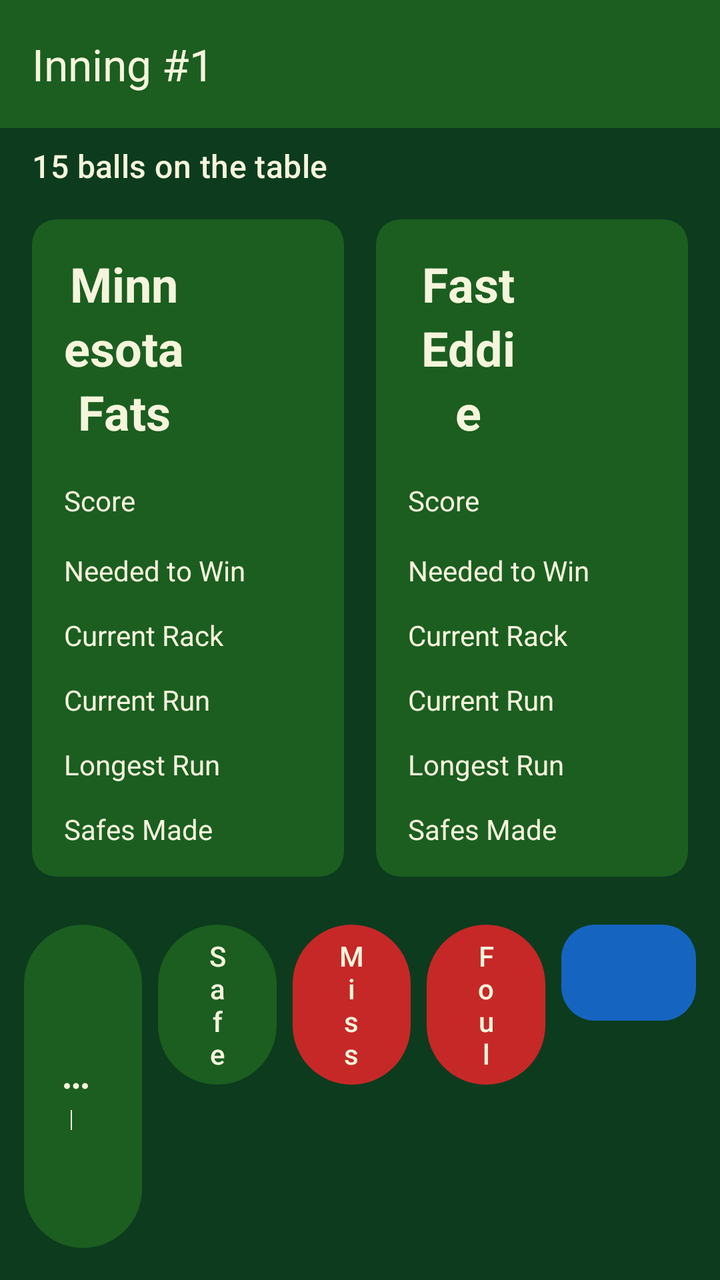
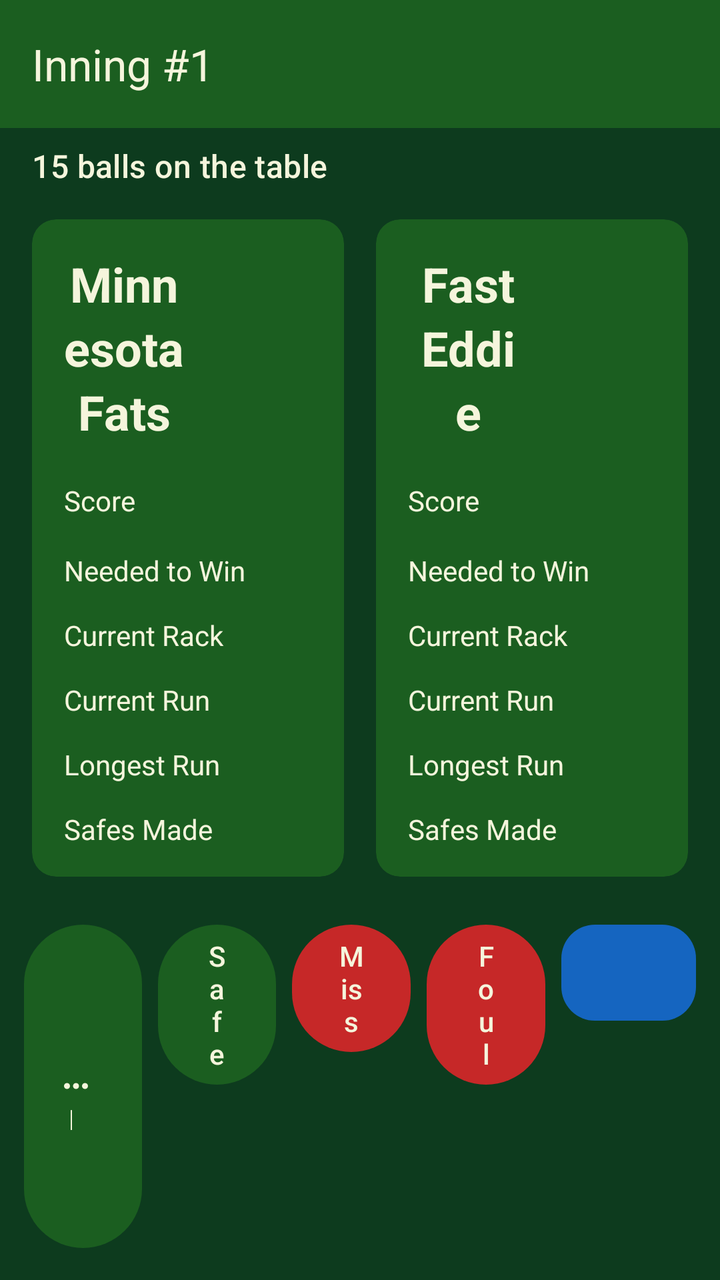

The first picture is an Android layout as it rendered before a commit; the second is the same layout after the commit. The layout source and the unified diff follow.
<!-- AndroidManifest.xml: application theme Theme.PoolScorekeeper -->
<!-- res/layout/activity_score_straight_pool.xml -->
<?xml version="1.0" encoding="utf-8"?>
<LinearLayout xmlns:android="http://schemas.android.com/apk/res/android"
    xmlns:app="http://schemas.android.com/apk/res-auto"
    android:id="@+id/scoreRoot"
    android:layout_width="match_parent"
    android:layout_height="match_parent"
    android:background="@color/felt_dark"
    android:orientation="vertical">

    <com.google.android.material.appbar.MaterialToolbar
        android:id="@+id/scoreToolbar"
        android:layout_width="match_parent"
        android:layout_height="wrap_content"
        android:background="@color/felt_green"
        android:minHeight="?attr/actionBarSize"
        app:title="@string/default_inning_text"
        app:titleTextColor="@color/ivory" />

    <LinearLayout
        android:layout_width="match_parent"
        android:layout_height="wrap_content"
        android:gravity="center_vertical"
        android:orientation="horizontal"
        android:paddingStart="16dp"
        android:paddingEnd="16dp"
        android:paddingTop="8dp"
        android:paddingBottom="8dp">

        <TextView
            android:id="@+id/ballsOnTheTable"
            android:layout_width="match_parent"
            android:layout_height="wrap_content"
            android:text="@string/default_balls_left_on_the_table"
            android:textAppearance="@style/TextAppearance.Material3.TitleMedium"
            android:textColor="@color/ivory" />
    </LinearLayout>

    <LinearLayout
        android:layout_width="match_parent"
        android:layout_height="0dp"
        android:layout_weight="1"
        android:orientation="horizontal"
        android:paddingStart="8dp"
        android:paddingEnd="8dp">

        <com.google.android.material.card.MaterialCardView
            android:id="@+id/player1Card"
            android:layout_width="0dp"
            android:layout_height="match_parent"
            android:layout_margin="8dp"
            android:layout_weight="1"
            app:cardBackgroundColor="@color/inactive_player"
            app:cardCornerRadius="12dp"
            app:contentPadding="16dp"
            app:strokeColor="@color/active_player"
            app:strokeWidth="0dp">

            <TableLayout
                android:layout_width="match_parent"
                android:layout_height="match_parent"
                android:stretchColumns="1">

                <TableRow>
                    <TextView
                        android:id="@+id/player1Name"
                        android:layout_width="0dp"
                        android:layout_weight="1"
                        android:gravity="center"
                        android:text="@string/default_player1Name"
                        android:textAppearance="@style/TextAppearance.Material3.HeadlineSmall"
                        android:textColor="@color/ivory"
                        android:textStyle="bold" />

                    <TextView
                        android:id="@+id/player1TurnClock"
                        android:gravity="end|center_vertical"
                        android:minWidth="64dp"
                        android:paddingStart="8dp"
                        android:textAppearance="@style/TextAppearance.Material3.TitleMedium"
                        android:textColor="@color/ivory" />
                </TableRow>

                <TableRow>
                    <TextView
                        style="@style/Widget.Pool.StatLabel"
                        android:text="@string/game_total" />
                    <TextView
                        android:id="@+id/player1Score"
                        style="@style/Widget.Pool.StatValue"
                        android:text="0"
                        android:textSize="28sp" />
                </TableRow>

                <TableRow>
                    <TextView
                        style="@style/Widget.Pool.StatLabel"
                        android:text="@string/points_needed" />
                    <TextView
                        android:id="@+id/player1PointsToWin"
                        style="@style/Widget.Pool.StatValue"
                        android:text="50" />
                </TableRow>

                <TableRow>
                    <TextView
                        style="@style/Widget.Pool.StatLabel"
                        android:text="@string/current_rack_total" />
                    <TextView
                        android:id="@+id/player1BallsThisRack"
                        style="@style/Widget.Pool.StatValue"
                        android:text="0" />
                </TableRow>

                <TableRow>
                    <TextView
                        style="@style/Widget.Pool.StatLabel"
                        android:text="@string/current_run" />
                    <TextView
                        android:id="@+id/player1CurrentRun"
                        style="@style/Widget.Pool.StatValue"
                        android:text="0" />
                </TableRow>

                <TableRow>
                    <TextView
                        style="@style/Widget.Pool.StatLabel"
                        android:text="@string/longest_run" />
                    <TextView
                        android:id="@+id/player1LongestRun"
                        style="@style/Widget.Pool.StatValue"
                        android:text="0" />
                </TableRow>

                <TableRow>
                    <TextView
                        style="@style/Widget.Pool.StatLabel"
                        android:text="@string/safes_made" />
                    <TextView
                        android:id="@+id/player1SafesMade"
                        style="@style/Widget.Pool.StatValue"
                        android:text="0" />
                </TableRow>

                <TableRow>
                    <TextView
                        style="@style/Widget.Pool.StatLabel"
                        android:text="@string/consecutive_fouls" />
                    <TextView
                        android:id="@+id/player1ConsecutiveFouls"
                        style="@style/Widget.Pool.StatValue"
                        android:text="0" />
                </TableRow>

                <TableRow>
                    <TextView
                        style="@style/Widget.Pool.StatLabel"
                        android:text="@string/total_fouls" />
                    <TextView
                        android:id="@+id/player1TotalFouls"
                        style="@style/Widget.Pool.StatValue"
                        android:text="0" />
                </TableRow>
            </TableLayout>
        </com.google.android.material.card.MaterialCardView>

        <com.google.android.material.card.MaterialCardView
            android:id="@+id/player2Card"
            android:layout_width="0dp"
            android:layout_height="match_parent"
            android:layout_margin="8dp"
            android:layout_weight="1"
            app:cardBackgroundColor="@color/inactive_player"
            app:cardCornerRadius="12dp"
            app:contentPadding="16dp"
            app:strokeColor="@color/active_player"
            app:strokeWidth="0dp">

            <TableLayout
                android:layout_width="match_parent"
                android:layout_height="match_parent"
                android:stretchColumns="1">

                <TableRow>
                    <TextView
                        android:id="@+id/player2Name"
                        android:layout_width="0dp"
                        android:layout_weight="1"
                        android:gravity="center"
                        android:text="@string/default_player2Name"
                        android:textAppearance="@style/TextAppearance.Material3.HeadlineSmall"
                        android:textColor="@color/ivory"
                        android:textStyle="bold" />

                    <TextView
                        android:id="@+id/player2TurnClock"
                        android:gravity="end|center_vertical"
                        android:minWidth="64dp"
                        android:paddingStart="8dp"
                        android:textAppearance="@style/TextAppearance.Material3.TitleMedium"
                        android:textColor="@color/ivory" />
                </TableRow>

                <TableRow>
                    <TextView
                        style="@style/Widget.Pool.StatLabel"
                        android:text="@string/game_total" />
                    <TextView
                        android:id="@+id/player2Score"
                        style="@style/Widget.Pool.StatValue"
                        android:text="0"
                        android:textSize="28sp" />
                </TableRow>

                <TableRow>
                    <TextView
                        style="@style/Widget.Pool.StatLabel"
                        android:text="@string/points_needed" />
                    <TextView
                        android:id="@+id/player2PointsToWin"
                        style="@style/Widget.Pool.StatValue"
                        android:text="50" />
                </TableRow>

                <TableRow>
                    <TextView
                        style="@style/Widget.Pool.StatLabel"
                        android:text="@string/current_rack_total" />
                    <TextView
                        android:id="@+id/player2BallsThisRack"
                        style="@style/Widget.Pool.StatValue"
                        android:text="0" />
                </TableRow>

                <TableRow>
                    <TextView
                        style="@style/Widget.Pool.StatLabel"
                        android:text="@string/current_run" />
                    <TextView
                        android:id="@+id/player2CurrentRun"
                        style="@style/Widget.Pool.StatValue"
                        android:text="0" />
                </TableRow>

                <TableRow>
                    <TextView
                        style="@style/Widget.Pool.StatLabel"
                        android:text="@string/longest_run" />
                    <TextView
                        android:id="@+id/player2LongestRun"
                        style="@style/Widget.Pool.StatValue"
                        android:text="0" />
                </TableRow>

                <TableRow>
                    <TextView
                        style="@style/Widget.Pool.StatLabel"
                        android:text="@string/safes_made" />
                    <TextView
                        android:id="@+id/player2SafesMade"
                        style="@style/Widget.Pool.StatValue"
                        android:text="0" />
                </TableRow>

                <TableRow>
                    <TextView
                        style="@style/Widget.Pool.StatLabel"
                        android:text="@string/consecutive_fouls" />
                    <TextView
                        android:id="@+id/player2ConsecutiveFouls"
                        style="@style/Widget.Pool.StatValue"
                        android:text="0" />
                </TableRow>

                <TableRow>
                    <TextView
                        style="@style/Widget.Pool.StatLabel"
                        android:text="@string/total_fouls" />
                    <TextView
                        android:id="@+id/player2TotalFouls"
                        style="@style/Widget.Pool.StatValue"
                        android:text="0" />
                </TableRow>
            </TableLayout>
        </com.google.android.material.card.MaterialCardView>
    </LinearLayout>

    <TextView
        android:id="@+id/shotMadeHint"
        android:layout_width="wrap_content"
        android:layout_height="wrap_content"
        android:layout_gravity="start"
        android:layout_marginStart="12dp"
        android:layout_marginEnd="16dp"
        android:maxWidth="320dp"
        android:background="@drawable/hint_bubble"
        android:elevation="6dp"
        android:paddingStart="12dp"
        android:paddingTop="12dp"
        android:paddingEnd="12dp"
        android:paddingBottom="20dp"
        android:text="@string/shot_made_long_press_hint"
        android:textAppearance="@style/TextAppearance.Material3.BodyMedium"
        android:textColor="@color/felt_dark"
        android:visibility="gone" />

    <LinearLayout
        android:layout_width="match_parent"
        android:layout_height="wrap_content"
        android:orientation="horizontal"
        android:padding="8dp">

        <LinearLayout
            android:layout_width="0dp"
            android:layout_height="wrap_content"
            android:layout_weight="2"
            android:orientation="horizontal">

            <com.google.android.material.button.MaterialButton
                android:id="@+id/shotMadeButton"
                style="@style/Widget.Pool.ActionButton"
                android:contentDescription="@string/shot_made_accessibility"
                android:onClick="shotMadeButtonClicked"
                android:text="@string/shot_made"
                app:icon="@drawable/ic_more_horiz"
                app:iconGravity="end"
                app:iconPadding="4dp"
                app:iconSize="18dp"
                app:iconTint="@color/ivory" />

            <com.google.android.material.button.MaterialButton
                android:id="@+id/safeMadeButton"
                style="@style/Widget.Pool.ActionButton"
                android:onClick="safeMadeButtonClicked"
                android:text="@string/safe_made" />
        </LinearLayout>

        <LinearLayout
            android:layout_width="0dp"
            android:layout_height="wrap_content"
            android:layout_weight="2"
            android:orientation="horizontal">

            <com.google.android.material.button.MaterialButton
                android:id="@+id/missedShotButton"
                style="@style/Widget.Pool.DangerButton"
                android:onClick="missedShotButtonClicked"
                android:text="@string/missed_shot" />

            <com.google.android.material.button.MaterialButton
                android:id="@+id/foulButton"
                style="@style/Widget.Pool.DangerButton"
                android:onClick="foulButtonClicked"
                android:text="@string/foul" />
        </LinearLayout>

        <LinearLayout
            android:layout_width="0dp"
            android:layout_height="wrap_content"
            android:layout_margin="4dp"
            android:layout_weight="1"
            android:minHeight="56dp"
            android:orientation="horizontal">

            <com.google.android.material.button.MaterialButton
                android:id="@+id/undoButton"
                style="@style/Widget.Pool.SplitButton.Left"
                android:layout_marginEnd="1dp"
                android:contentDescription="@string/undo"
                android:enabled="false"
                android:onClick="undoButtonClicked"
                android:text="@string/undo_symbol" />

            <com.google.android.material.button.MaterialButton
                android:id="@+id/redoButton"
                style="@style/Widget.Pool.SplitButton.Right"
                android:contentDescription="@string/redo"
                android:enabled="false"
                android:onClick="redoButtonClicked"
                android:text="@string/redo_symbol" />
        </LinearLayout>
    </LinearLayout>

</LinearLayout>
<!-- resources referenced by this layout -->
<resources>
  <color name="active_player">#FFC107</color>
  <color name="felt_dark">#0D3B1E</color>
  <color name="felt_green">#1B5E20</color>
  <color name="inactive_player">#1B5E20</color>
  <color name="ivory">#F5F5DC</color>
  <string name="consecutive_fouls">Consecutive Fouls</string>
  <string name="current_rack_total">Current Rack</string>
  <string name="current_run">Current Run</string>
  <string name="default_balls_left_on_the_table">15 balls on the table</string>
  <string name="default_inning_text">Inning #1</string>
  <string name="default_player1Name">Minnesota Fats</string>
  <string name="default_player2Name">Fast Eddie</string>
  <string name="foul">Foul</string>
  <string name="game_total">Score</string>
  <string name="longest_run">Longest Run</string>
  <string name="missed_shot">Miss</string>
  <string name="points_needed">Needed to Win</string>
  <string name="redo">Redo</string>
  <string name="redo_symbol">&gt;</string>
  <string name="safe_made">Safe</string>
  <string name="safes_made">Safes Made</string>
  <string name="shot_made">Shot Made</string>
  <string name="shot_made_accessibility">Shot Made. Long-press to enter several balls on one shot</string>
  <string name="shot_made_long_press_hint">Long-press Shot Made to enter several balls on one shot</string>
  <string name="total_fouls">Total Fouls</string>
  <string name="undo">Undo</string>
  <string name="undo_symbol">&lt;</string>
  <style name="Widget.Pool.ActionButton" parent="Widget.Material3.Button">
          <item name="android:layout_width">0dp</item>
          <item name="android:layout_height">wrap_content</item>
          <item name="android:layout_weight">1</item>
          <item name="android:minHeight">56dp</item>
          <item name="android:layout_margin">4dp</item>
          <item name="android:textAllCaps">false</item>
      </style>
  <style name="Widget.Pool.DangerButton" parent="Widget.Pool.ActionButton">
          <item name="backgroundTint">@color/miss_button</item>
          <item name="android:textColor">@color/ivory</item>
      </style>
  <style name="Widget.Pool.SplitButton.Left">
          <item name="shapeAppearanceOverlay">@style/ShapeAppearance.Pool.SplitLeft</item>
      </style>
  <style name="Widget.Pool.SplitButton.Right">
          <item name="shapeAppearanceOverlay">@style/ShapeAppearance.Pool.SplitRight</item>
      </style>
  <style name="Widget.Pool.StatLabel" parent="android:Widget.TextView">
          <item name="android:layout_width">wrap_content</item>
          <item name="android:layout_height">wrap_content</item>
          <item name="android:textColor">@color/ivory</item>
          <item name="android:textSize">14sp</item>
          <item name="android:paddingTop">4dp</item>
          <item name="android:paddingBottom">4dp</item>
      </style>
  <color name="miss_button">#C62828</color>
  <style name="ShapeAppearance.Pool.SplitLeft" parent="ShapeAppearance.M3.Sys.Shape.Corner.Full">
          <item name="cornerFamily">rounded</item>
          <item name="cornerSizeTopLeft">50%</item>
          <item name="cornerSizeBottomLeft">50%</item>
          <item name="cornerSizeTopRight">0dp</item>
          <item name="cornerSizeBottomRight">0dp</item>
      </style>
  <style name="ShapeAppearance.Pool.SplitRight" parent="ShapeAppearance.M3.Sys.Shape.Corner.Full">
          <item name="cornerFamily">rounded</item>
          <item name="cornerSizeTopLeft">0dp</item>
          <item name="cornerSizeBottomLeft">0dp</item>
          <item name="cornerSizeTopRight">50%</item>
          <item name="cornerSizeBottomRight">50%</item>
      </style>
  <!-- unchanged entries left out for length: 4 -->
</resources>

<!-- the commit's change to res/layout/activity_score_straight_pool.xml (unified diff, before → after) -->
@@ -310,9 +310,10 @@
         android:padding="8dp">
 
         <LinearLayout
+            android:id="@+id/playingActions"
             android:layout_width="0dp"
             android:layout_height="wrap_content"
-            android:layout_weight="2"
+            android:layout_weight="4"
             android:orientation="horizontal">
 
             <com.google.android.material.button.MaterialButton
@@ -332,13 +333,6 @@
                 style="@style/Widget.Pool.ActionButton"
                 android:onClick="safeMadeButtonClicked"
                 android:text="@string/safe_made" />
-        </LinearLayout>
-
-        <LinearLayout
-            android:layout_width="0dp"
-            android:layout_height="wrap_content"
-            android:layout_weight="2"
-            android:orientation="horizontal">
 
             <com.google.android.material.button.MaterialButton
                 android:id="@+id/missedShotButton"
@@ -351,6 +345,27 @@
                 style="@style/Widget.Pool.DangerButton"
                 android:onClick="foulButtonClicked"
                 android:text="@string/foul" />
+        </LinearLayout>
+
+        <LinearLayout
+            android:id="@+id/gameOverActions"
+            android:layout_width="0dp"
+            android:layout_height="wrap_content"
+            android:layout_weight="4"
+            android:orientation="horizontal"
+            android:visibility="gone">
+
+            <com.google.android.material.button.MaterialButton
+                android:id="@+id/newGameButton"
+                style="@style/Widget.Pool.ActionButton"
+                android:onClick="newGameButtonClicked"
+                android:text="@string/new_game" />
+
+            <com.google.android.material.button.MaterialButton
+                android:id="@+id/gameSummaryButton"
+                style="@style/Widget.Pool.ActionButton"
+                android:onClick="gameSummaryButtonClicked"
+                android:text="@string/game_summary" />
         </LinearLayout>
 
         <LinearLayout
<!-- resource entries referenced after the edit -->
@@ -13,9 +13,11 @@
   <string name="default_player1Name">Minnesota Fats</string>
   <string name="default_player2Name">Fast Eddie</string>
   <string name="foul">Foul</string>
+  <string name="game_summary">Game Summary</string>
   <string name="game_total">Score</string>
   <string name="longest_run">Longest Run</string>
   <string name="missed_shot">Miss</string>
+  <string name="new_game">New Game</string>
   <string name="points_needed">Needed to Win</string>
   <string name="redo">Redo</string>
   <string name="redo_symbol">&gt;</string>
